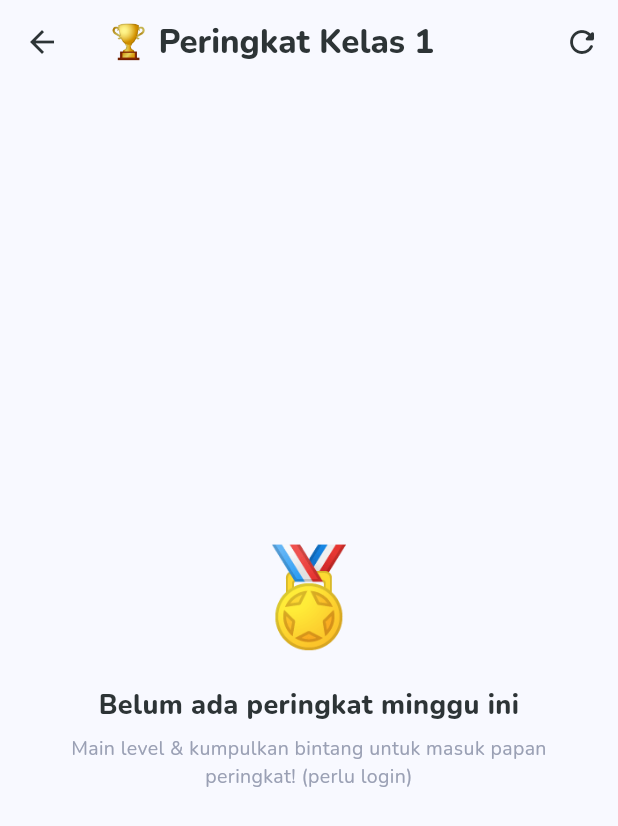
After one commit to amirullah/BelajarYuk, a Flutter app: the screen it shows after launch, after a tap on the "emoji events" icon, on a phone screen of 412 x 824 dp. The commit adds this screen. Shown: the top 826 px of the screen. Run offline on Flutter 3.47's test engine with Material 3 defaults, Android fonts, the phone set to English and light mode, and no system bars; our stand-ins replace flutter_animate, flutter_tts, google_fonts, google_sign_in, shared_preferences; accounts and stored records are empty; network calls fail.

Commit message:
feat: leaderboard per kelas (skor = total bintang)
- backend/api.php: sync sekarang upsert skor leaderboard mingguan + total_stars
- LeaderboardScreen: papan peringkat per kelas, medali top 3, sorot profil sendiri, empty state
- HomeV2: tombol 🏆 Peringkat di header
- nama tampil = nama profil (sesuai rencana)

```diff
--- a/kidlearn_game/lib/screens/home_v2_screen.dart
+++ b/kidlearn_game/lib/screens/home_v2_screen.dart
@@ -9,6 +9,7 @@ import 'level_map_screen.dart';
 import 'about_screen.dart';
 import 'avatar_shop_screen.dart';
 import 'settings_screen.dart';
+import 'leaderboard_screen.dart';
 
 /// Beranda BelajarYuk! 2.0 — pilih mata pelajaran (Kelas 1).
 class HomeV2Screen extends StatefulWidget {
@@ -90,6 +91,13 @@ class _HomeV2ScreenState extends State<HomeV2Screen> {
                           style: GoogleFonts.nunito(
                               fontWeight: FontWeight.w800, color: kAccent)),
                     ),
+                  ),
+                  IconButton(
+                    onPressed: () => Navigator.of(context).push(MaterialPageRoute(
+                        builder: (_) => const LeaderboardScreen())),
+                    icon: const Icon(Icons.emoji_events_outlined),
+                    color: kAccent,
+                    tooltip: 'Peringkat',
                   ),
                   IconButton(
                     onPressed: _openAccount,
--- /dev/null
+++ b/kidlearn_game/lib/screens/leaderboard_screen.dart
@@ -0,0 +1,142 @@
+import 'package:flutter/material.dart';
+import 'package:google_fonts/google_fonts.dart';
+import '../services/api_service.dart';
+import '../services/storage_service.dart';
+import '../utils/app_colors.dart';
+
+/// Papan peringkat per kelas (skor = total bintang minggu ini).
+/// Nama yang tampil adalah nama profil (sesuai rencana).
+class LeaderboardScreen extends StatefulWidget {
+  const LeaderboardScreen({super.key});
+
+  @override
+  State<LeaderboardScreen> createState() => _LeaderboardScreenState();
+}
+
+class _LeaderboardScreenState extends State<LeaderboardScreen> {
+  final _api = ApiService();
+  final _storage = StorageService();
+  List<Map<String, dynamic>> _top = [];
+  bool _loading = true;
+  int _grade = 1;
+  String? _myName;
+
+  @override
+  void initState() {
+    super.initState();
+    _load();
+  }
+
+  Future<void> _load() async {
+    setState(() => _loading = true);
+    final p = await _storage.currentProfile();
+    _grade = p?.unlockedGrade ?? 1;
+    _myName = p?.name;
+    try {
+      final res = await _api.leaderboard(_grade, _isoWeek());
+      if (res['ok'] == true && res['top'] is List) {
+        _top = (res['top'] as List).cast<Map<String, dynamic>>();
+      }
+    } catch (_) {}
+    if (mounted) setState(() => _loading = false);
+  }
+
+  String _isoWeek() {
+    final now = DateTime.now();
+    final dayOfYear = int.parse(
+        '${now.difference(DateTime(now.year, 1, 1)).inDays + 1}');
+    final week = ((dayOfYear - now.weekday + 10) / 7).floor();
+    return '${now.year}-${week.toString().padLeft(2, '0')}';
+  }
+
+  @override
+  Widget build(BuildContext context) {
+    return Scaffold(
+      backgroundColor: kBg,
+      appBar: AppBar(
+        backgroundColor: Colors.transparent,
+        elevation: 0,
+        foregroundColor: kDark,
+        title: Text('🏆 Peringkat Kelas $_grade',
+            style: GoogleFonts.nunito(fontWeight: FontWeight.w800)),
+        actions: [
+          IconButton(onPressed: _load, icon: const Icon(Icons.refresh_rounded)),
+        ],
+      ),
+      body: _loading
+          ? const Center(child: CircularProgressIndicator())
+          : _top.isEmpty
+              ? _emptyState()
+              : ListView.builder(
+                  padding: const EdgeInsets.all(16),
+                  itemCount: _top.length,
+                  itemBuilder: (_, i) => _row(i, _top[i]),
+                ),
+    );
+  }
+
+  Widget _emptyState() {
+    return Center(
+      child: Padding(
+        padding: const EdgeInsets.all(32),
+        child: Column(
+          mainAxisSize: MainAxisSize.min,
+          children: [
+            const Text('🏅', style: TextStyle(fontSize: 64)),
+            const SizedBox(height: 12),
+            Text('Belum ada peringkat minggu ini',
+                textAlign: TextAlign.center,
+                style: GoogleFonts.nunito(
+                    fontSize: 18, fontWeight: FontWeight.w800, color: kDark)),
+            const SizedBox(height: 6),
+            Text('Main level & kumpulkan bintang untuk masuk papan peringkat! (perlu login)',
+                textAlign: TextAlign.center,
+                style: GoogleFonts.nunito(fontSize: 13, color: kMuted)),
+          ],
+        ),
+      ),
+    );
+  }
+
+  Widget _row(int i, Map<String, dynamic> e) {
+    final rank = i + 1;
+    final name = '${e['name'] ?? '-'}';
+    final avatar = '${e['avatar'] ?? '🦊'}';
+    final score = e['score'] ?? 0;
+    final isMe = name == _myName;
+    final medal = rank == 1 ? '🥇' : rank == 2 ? '🥈' : rank == 3 ? '🥉' : '$rank';
+    return Container(
+      margin: const EdgeInsets.only(bottom: 8),
+      padding: const EdgeInsets.symmetric(horizontal: 14, vertical: 12),
+      decoration: BoxDecoration(
+        color: isMe ? kPrimary.withOpacity(0.12) : kSurface,
+        borderRadius: BorderRadius.circular(14),
+        border: isMe ? Border.all(color: kPrimary, width: 2) : null,
+      ),
+      child: Row(
+        children: [
+          SizedBox(
+            width: 32,
+            child: Text(medal,
+                textAlign: TextAlign.center,
+                style: GoogleFonts.nunito(
+                    fontSize: 18, fontWeight: FontWeight.w900, color: kDark)),
+          ),
+          const SizedBox(width: 8),
+          Text(avatar, style: const TextStyle(fontSize: 28)),
+          const SizedBox(width: 10),
+          Expanded(
+            child: Text(name + (isMe ? ' (kamu)' : ''),
+                style: GoogleFonts.nunito(
+                    fontSize: 16,
+                    fontWeight: FontWeight.w800,
+                    color: isMe ? kPrimary : kDark)),
+          ),
+          Text('⭐ $score',
+              style: GoogleFonts.nunito(
+                  fontWeight: FontWeight.w800, color: kAccent)),
+        ],
+      ),
+    );
+  }
+}
```
Also changed, not shown: 1 other file.
